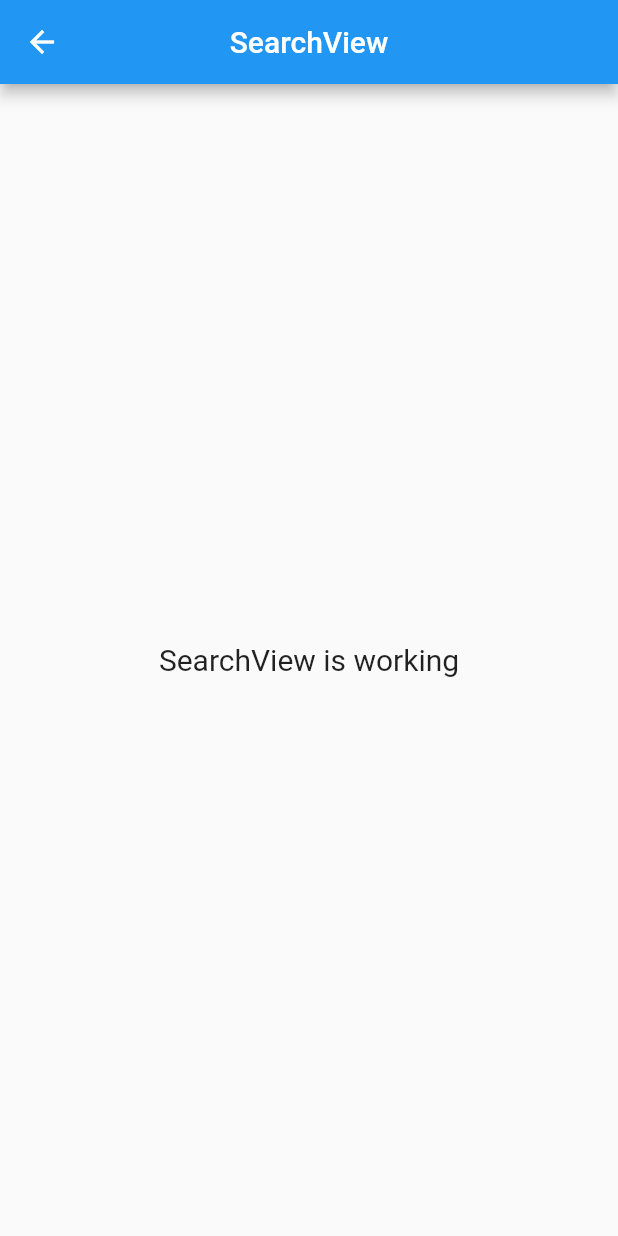
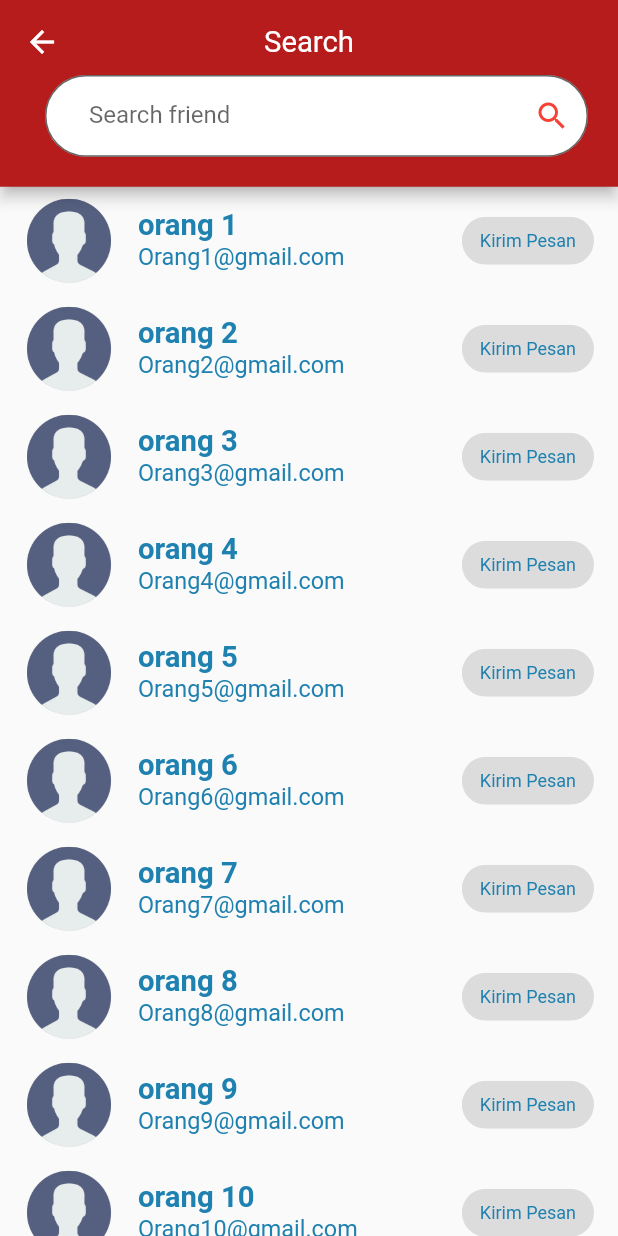
Before and after one commit to ronySayur/chatapp, a Flutter app: the HomeView screen opened by its route, after a tap on the "search" icon, on a phone screen of 412 x 824 dp. Run offline on Flutter 3.47's test engine with Material 2 defaults, Android fonts, the phone set to English and light mode, and no system bars; our stand-ins replace firebase_core, get, introduction_screen, lottie; accounts and stored records are empty; project files that could hold a hidden picture were left out.

Commit message:
add search_view raw

```diff
--- a/lib/app/modules/home/views/home_view.dart
+++ b/lib/app/modules/home/views/home_view.dart
@@ -41,10 +41,10 @@ class HomeView extends GetView<HomeController> {
             elevation: 5,
             child: Container(
               margin: EdgeInsets.only(top: context.mediaQueryPadding.top),
-              decoration: BoxDecoration(
-                border: const Border(bottom: BorderSide(color: Colors.black38)),
+              decoration: const BoxDecoration(
+                border: Border(bottom: BorderSide(color: Colors.black38)),
               ),
-              padding: EdgeInsets.fromLTRB(20, 30, 20, 20),
+              padding: const EdgeInsets.fromLTRB(20, 30, 20, 20),
               child: Row(
                 mainAxisAlignment: MainAxisAlignment.spaceBetween,
                 children: [
@@ -58,8 +58,10 @@ class HomeView extends GetView<HomeController> {
                     borderRadius: BorderRadius.circular(50),
                     child: InkWell(
                       onTap: () => Get.toNamed(Routes.PROFILE),
+                      // ignore: prefer_const_constructors
                       child: Padding(
                         padding: const EdgeInsets.all(5),
+                        // ignore: prefer_const_constructors
                         child: wAppIcon(
                           icon: Icons.person,
                           iconColor: Colors.white,
@@ -82,12 +84,13 @@ class HomeView extends GetView<HomeController> {
         ],
       ),
       floatingActionButton: FloatingActionButton(
+        onPressed: () => Get.toNamed(Routes.SEARCH),
+        backgroundColor: Colors.red[900],
+        // ignore: prefer_const_constructors
         child: wAppIcon(
           icon: Icons.search,
           size: 35,
         ),
-        onPressed: () => Get.toNamed(Routes.SEARCH),
-        backgroundColor: Colors.red[900],
       ),
     );
   }
--- a/lib/app/modules/search/views/search_view.dart
+++ b/lib/app/modules/search/views/search_view.dart
@@ -1,24 +1,113 @@
+import 'package:chatapp/widgets/widgets.dart';
 import 'package:flutter/material.dart';
+import 'package:get/get.dart';
+import 'package:lottie/lottie.dart';
 
-import 'package:get/get.dart';
-
+import '../../../routes/app_pages.dart';
 import '../controllers/search_controller.dart';
 
 class SearchView extends GetView<SearchController> {
-  const SearchView({Key? key}) : super(key: key);
+  final List<Widget> friends = List.generate(
+    20,
+    (index) => ListTile(
+      leading: CircleAvatar(
+        radius: 30,
+        backgroundColor: Colors.black26,
+        child: Image.asset(
+          "assets/logo/noimage.png",
+          fit: BoxFit.cover,
+        ),
+      ),
+      title: wBigText(
+        text: "orang ${index + 1}",
+        weight: FontWeight.w600,
+        size: wDimension.font20,
+      ),
+      subtitle: wSmallText(
+        text: "Orang${index + 1}@gmail.com",
+        size: wDimension.font16,
+      ),
+      trailing: GestureDetector(
+          onTap: () => Get.toNamed(Routes.CHAT_ROOM),
+          child: Chip(label: wSmallText(text: "Kirim Pesan"))),
+    ),
+  );
+
+  SearchView({super.key});
   @override
   Widget build(BuildContext context) {
     return Scaffold(
-      appBar: AppBar(
-        title: const Text('SearchView'),
-        centerTitle: true,
+      appBar: PreferredSize(
+        // ignore: sort_child_properties_last
+        child: AppBar(
+          backgroundColor: Colors.red[900],
+          title: wBigText(
+            text: "Search",
+            color: Colors.white,
+          ),
+          centerTitle: true,
+          leading: IconButton(
+            onPressed: () => Get.back(),
+            icon: const wAppIcon(icon: Icons.arrow_back),
+          ),
+          flexibleSpace: Padding(
+            padding: const EdgeInsets.fromLTRB(30, 50, 20, 20),
+            child: Align(
+              alignment: Alignment.bottomCenter,
+              child: TextField(
+                cursorColor: Colors.red[900],
+                decoration: InputDecoration(
+                  fillColor: Colors.white,
+                  filled: true,
+                  focusedBorder: OutlineInputBorder(
+                    borderRadius: BorderRadius.circular(wDimension.height45),
+                    // ignore: prefer_const_constructors
+                    borderSide: BorderSide(
+                      color: Colors.white,
+                      width: 1,
+                    ),
+                  ),
+                  border: OutlineInputBorder(
+                    borderRadius: BorderRadius.circular(wDimension.height45),
+                    // ignore: prefer_const_constructors
+                    borderSide: BorderSide(
+                      color: Colors.white,
+                      width: 1,
+                    ),
+                  ),
+                  hintText: "Search friend",
+                  contentPadding: EdgeInsets.symmetric(
+                      horizontal: wDimension.height30,
+                      vertical: wDimension.height20),
+                  suffixIcon: InkWell(
+                    onTap: () {},
+                    borderRadius: BorderRadius.circular(wDimension.height45),
+                    // ignore: prefer_const_constructors
+                    child: wAppIcon(
+                      icon: Icons.search,
+                      iconColor: Colors.red,
+                    ),
+                  ),
+                ),
+              ),
+            ),
+          ),
+        ),
+        preferredSize: Size.fromHeight(wDimension.height30 * 4.25),
       ),
-      body: Center(
-        child: Text(
-          'SearchView is working',
-          style: TextStyle(fontSize: 20),
-        ),
-      ),
+      body: friends.length == 0
+          ? Center(
+              child: Container(
+                width: wDimension.screenWidth * 0.7,
+                height: wDimension.screenHeight * 0.7,
+                child: Lottie.asset("assets/lottie//empty.json"),
+              ),
+            )
+          : ListView.builder(
+              padding: EdgeInsets.zero,
+              itemCount: friends.length,
+              itemBuilder: (context, index) => friends[index],
+            ),
     );
   }
 }
--- a/lib/app/routes/app_pages.dart
+++ b/lib/app/routes/app_pages.dart
@@ -46,7 +46,7 @@ class AppPages {
     ),
     GetPage(
       name: _Paths.SEARCH,
-      page: () => const SearchView(),
+      page: () => SearchView(),
       binding: SearchBinding(),
     ),
   ];
--- a/lib/main.dart
+++ b/lib/main.dart
@@ -36,7 +36,7 @@ class MyApp extends StatelessWidget {
           return GetMaterialApp(
             debugShowCheckedModeBanner: false,
             title: "Chat App",
-            initialRoute: Routes.HOME,
+            initialRoute: Routes.SEARCH,
             getPages: AppPages.routes,
           );
 
```
